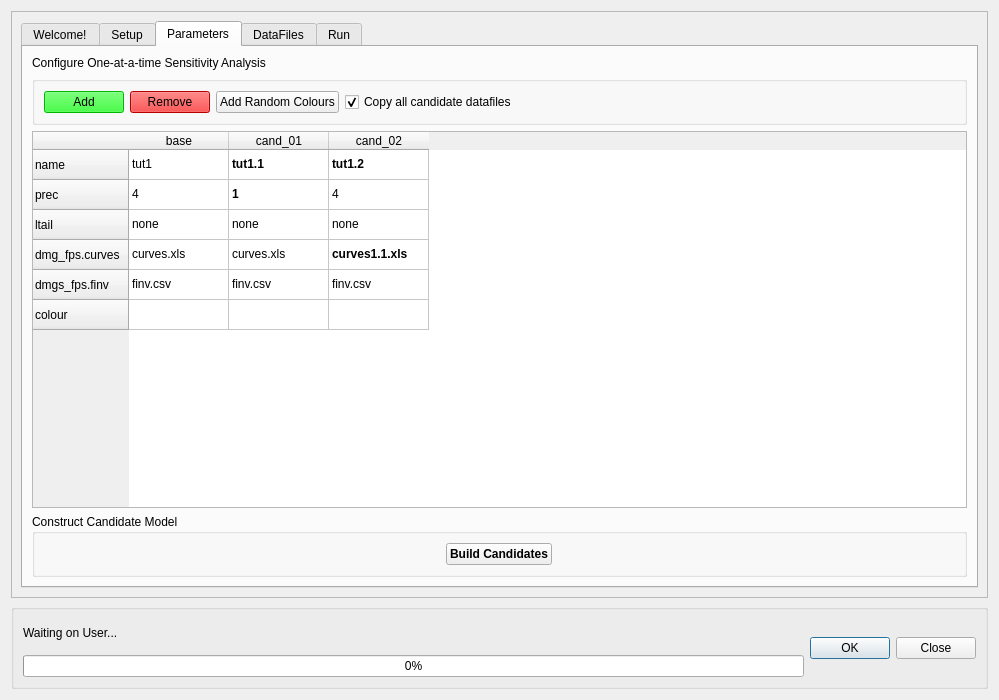
First picture: the form in canflood/sensi/sensi.ui, repository NRCan/CanFlood, before the edit.
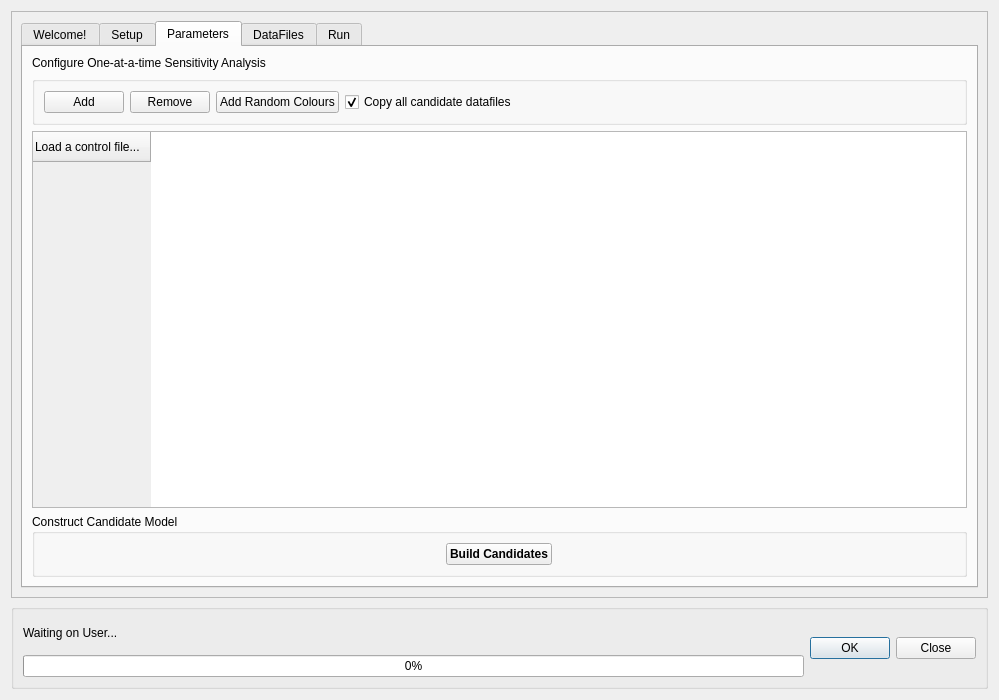
Second picture: the form after the edit. The open tabs and pages were chosen to show the change. Icons and pictures are not drawn.

The edit to the form file:
```diff
--- a/canflood/sensi/sensi.ui
+++ b/canflood/sensi/sensi.ui
@@ -581,421 +581,6 @@
              <layout class="QHBoxLayout" name="horizontalLayout_6">
               <item>
                <widget class="QPushButton" name="pushButton_P_addCand">
-                <property name="palette">
-                 <palette>
-                  <active>
-                   <colorrole role="WindowText">
-                    <brush brushstyle="SolidPattern">
-                     <color alpha="255">
-                      <red>0</red>
-                      <green>0</green>
-                      <blue>0</blue>
-                     </color>
-                    </brush>
-                   </colorrole>
-                   <colorrole role="Button">
-                    <brush brushstyle="SolidPattern">
-                     <color alpha="255">
-                      <red>0</red>
-                      <green>255</green>
-                      <blue>0</blue>
-                     </color>
-                    </brush>
-                   </colorrole>
-                   <colorrole role="Light">
-                    <brush brushstyle="SolidPattern">
-                     <color alpha="255">
-                      <red>127</red>
-                      <green>255</green>
-                      <blue>127</blue>
-                     </color>
-                    </brush>
-                   </colorrole>
-                   <colorrole role="Midlight">
-                    <brush brushstyle="SolidPattern">
-                     <color alpha="255">
-                      <red>63</red>
-                      <green>255</green>
-                      <blue>63</blue>
-                     </color>
-                    </brush>
-                   </colorrole>
-                   <colorrole role="Dark">
-                    <brush brushstyle="SolidPattern">
-                     <color alpha="255">
-                      <red>0</red>
-                      <green>127</green>
-                      <blue>0</blue>
-                     </color>
-                    </brush>
-                   </colorrole>
-                   <colorrole role="Mid">
-                    <brush brushstyle="SolidPattern">
-                     <color alpha="255">
-                      <red>0</red>
-                      <green>170</green>
-                      <blue>0</blue>
-                     </color>
-                    </brush>
-                   </colorrole>
-                   <colorrole role="Text">
-                    <brush brushstyle="SolidPattern">
-                     <color alpha="255">
-                      <red>0</red>
-                      <green>0</green>
-                      <blue>0</blue>
-                     </color>
-                    </brush>
-                   </colorrole>
-                   <colorrole role="BrightText">
-                    <brush brushstyle="SolidPattern">
-                     <color alpha="255">
-                      <red>255</red>
-                      <green>255</green>
-                      <blue>255</blue>
-                     </color>
-                    </brush>
-                   </colorrole>
-                   <colorrole role="ButtonText">
-                    <brush brushstyle="SolidPattern">
-                     <color alpha="255">
-                      <red>0</red>
-                      <green>0</green>
-                      <blue>0</blue>
-                     </color>
-                    </brush>
-                   </colorrole>
-                   <colorrole role="Base">
-                    <brush brushstyle="SolidPattern">
-                     <color alpha="255">
-                      <red>255</red>
-                      <green>255</green>
-                      <blue>255</blue>
-                     </color>
-                    </brush>
-                   </colorrole>
-                   <colorrole role="Window">
-                    <brush brushstyle="SolidPattern">
-                     <color alpha="255">
-                      <red>0</red>
-                      <green>255</green>
-                      <blue>0</blue>
-                     </color>
-                    </brush>
-                   </colorrole>
-                   <colorrole role="Shadow">
-                    <brush brushstyle="SolidPattern">
-                     <color alpha="255">
-                      <red>0</red>
-                      <green>0</green>
-                      <blue>0</blue>
-                     </color>
-                    </brush>
-                   </colorrole>
-                   <colorrole role="AlternateBase">
-                    <brush brushstyle="SolidPattern">
-                     <color alpha="255">
-                      <red>127</red>
-                      <green>255</green>
-                      <blue>127</blue>
-                     </color>
-                    </brush>
-                   </colorrole>
-                   <colorrole role="ToolTipBase">
-                    <brush brushstyle="SolidPattern">
-                     <color alpha="255">
-                      <red>255</red>
-                      <green>255</green>
-                      <blue>220</blue>
-                     </color>
-                    </brush>
-                   </colorrole>
-                   <colorrole role="ToolTipText">
-                    <brush brushstyle="SolidPattern">
-                     <color alpha="255">
-                      <red>0</red>
-                      <green>0</green>
-                      <blue>0</blue>
-                     </color>
-                    </brush>
-                   </colorrole>
-                  </active>
-                  <inactive>
-                   <colorrole role="WindowText">
-                    <brush brushstyle="SolidPattern">
-                     <color alpha="255">
-                      <red>0</red>
-                      <green>0</green>
-                      <blue>0</blue>
-                     </color>
-                    </brush>
-                   </colorrole>
-                   <colorrole role="Button">
-                    <brush brushstyle="SolidPattern">
-                     <color alpha="255">
-                      <red>0</red>
-                      <green>255</green>
-                      <blue>0</blue>
-                     </color>
-                    </brush>
-                   </colorrole>
-                   <colorrole role="Light">
-                    <brush brushstyle="SolidPattern">
-                     <color alpha="255">
-                      <red>127</red>
-                      <green>255</green>
-                      <blue>127</blue>
-                     </color>
-                    </brush>
-                   </colorrole>
-                   <colorrole role="Midlight">
-                    <brush brushstyle="SolidPattern">
-                     <color alpha="255">
-                      <red>63</red>
-                      <green>255</green>
-                      <blue>63</blue>
-                     </color>
-                    </brush>
-                   </colorrole>
-                   <colorrole role="Dark">
-                    <brush brushstyle="SolidPattern">
-                     <color alpha="255">
-                      <red>0</red>
-                      <green>127</green>
-                      <blue>0</blue>
-                     </color>
-                    </brush>
-                   </colorrole>
-                   <colorrole role="Mid">
-                    <brush brushstyle="SolidPattern">
-                     <color alpha="255">
-                      <red>0</red>
-                      <green>170</green>
-                      <blue>0</blue>
-                     </color>
-                    </brush>
-                   </colorrole>
-                   <colorrole role="Text">
-                    <brush brushstyle="SolidPattern">
-                     <color alpha="255">
-                      <red>0</red>
-                      <green>0</green>
-                      <blue>0</blue>
-                     </color>
-                    </brush>
-                   </colorrole>
-                   <colorrole role="BrightText">
-                    <brush brushstyle="SolidPattern">
-                     <color alpha="255">
-                      <red>255</red>
-                      <green>255</green>
-                      <blue>255</blue>
-                     </color>
-                    </brush>
-                   </colorrole>
-                   <colorrole role="ButtonText">
-                    <brush brushstyle="SolidPattern">
-                     <color alpha="255">
-                      <red>0</red>
-                      <green>0</green>
-                      <blue>0</blue>
-                     </color>
-                    </brush>
-                   </colorrole>
-                   <colorrole role="Base">
-                    <brush brushstyle="SolidPattern">
-                     <color alpha="255">
-                      <red>255</red>
-                      <green>255</green>
-                      <blue>255</blue>
-                     </color>
-                    </brush>
-                   </colorrole>
-                   <colorrole role="Window">
-                    <brush brushstyle="SolidPattern">
-                     <color alpha="255">
-                      <red>0</red>
-                      <green>255</green>
-                      <blue>0</blue>
-                     </color>
-                    </brush>
-                   </colorrole>
-                   <colorrole role="Shadow">
-                    <brush brushstyle="SolidPattern">
-                     <color alpha="255">
-                      <red>0</red>
-                      <green>0</green>
-                      <blue>0</blue>
-                     </color>
-                    </brush>
-                   </colorrole>
-                   <colorrole role="AlternateBase">
-                    <brush brushstyle="SolidPattern">
-                     <color alpha="255">
-                      <red>127</red>
-                      <green>255</green>
-                      <blue>127</blue>
-                     </color>
-                    </brush>
-                   </colorrole>
-                   <colorrole role="ToolTipBase">
-                    <brush brushstyle="SolidPattern">
-                     <color alpha="255">
-                      <red>255</red>
-                      <green>255</green>
-                      <blue>220</blue>
-                     </color>
-                    </brush>
-                   </colorrole>
-                   <colorrole role="ToolTipText">
-                    <brush brushstyle="SolidPattern">
-                     <color alpha="255">
-                      <red>0</red>
-                      <green>0</green>
-                      <blue>0</blue>
-                     </color>
-                    </brush>
-                   </colorrole>
-                  </inactive>
-                  <disabled>
-                   <colorrole role="WindowText">
-                    <brush brushstyle="SolidPattern">
-                     <color alpha="255">
-                      <red>0</red>
-                      <green>127</green>
-                      <blue>0</blue>
-                     </color>
-                    </brush>
-                   </colorrole>
-                   <colorrole role="Button">
-                    <brush brushstyle="SolidPattern">
-                     <color alpha="255">
-                      <red>0</red>
-                      <green>255</green>
-                      <blue>0</blue>
-                     </color>
-                    </brush>
-                   </colorrole>
-                   <colorrole role="Light">
-                    <brush brushstyle="SolidPattern">
-                     <color alpha="255">
-                      <red>127</red>
-                      <green>255</green>
-                      <blue>127</blue>
-                     </color>
-                    </brush>
-                   </colorrole>
-                   <colorrole role="Midlight">
-                    <brush brushstyle="SolidPattern">
-                     <color alpha="255">
-                      <red>63</red>
-                      <green>255</green>
-                      <blue>63</blue>
-                     </color>
-                    </brush>
-                   </colorrole>
-                   <colorrole role="Dark">
-                    <brush brushstyle="SolidPattern">
-                     <color alpha="255">
-                      <red>0</red>
-                      <green>127</green>
-                      <blue>0</blue>
-                     </color>
-                    </brush>
-                   </colorrole>
-                   <colorrole role="Mid">
-                    <brush brushstyle="SolidPattern">
-                     <color alpha="255">
-                      <red>0</red>
-                      <green>170</green>
-                      <blue>0</blue>
-                     </color>
-                    </brush>
-                   </colorrole>
-                   <colorrole role="Text">
-                    <brush brushstyle="SolidPattern">
-                     <color alpha="255">
-                      <red>0</red>
-                      <green>127</green>
-                      <blue>0</blue>
-                     </color>
-                    </brush>
-                   </colorrole>
-                   <colorrole role="BrightText">
-                    <brush brushstyle="SolidPattern">
-                     <color alpha="255">
-                      <red>255</red>
-                      <green>255</green>
-                      <blue>255</blue>
-                     </color>
-                    </brush>
-                   </colorrole>
-                   <colorrole role="ButtonText">
-                    <brush brushstyle="SolidPattern">
-                     <color alpha="255">
-                      <red>0</red>
-                      <green>127</green>
-                      <blue>0</blue>
-                     </color>
-                    </brush>
-                   </colorrole>
-                   <colorrole role="Base">
-                    <brush brushstyle="SolidPattern">
-                     <color alpha="255">
-                      <red>0</red>
-                      <green>255</green>
-                      <blue>0</blue>
-                     </color>
-                    </brush>
-                   </colorrole>
-                   <colorrole role="Window">
-                    <brush brushstyle="SolidPattern">
-                     <color alpha="255">
-                      <red>0</red>
-                      <green>255</green>
-                      <blue>0</blue>
-                     </color>
-                    </brush>
-                   </colorrole>
-                   <colorrole role="Shadow">
-                    <brush brushstyle="SolidPattern">
-                     <color alpha="255">
-                      <red>0</red>
-                      <green>0</green>
-                      <blue>0</blue>
-                     </color>
-                    </brush>
-                   </colorrole>
-                   <colorrole role="AlternateBase">
-                    <brush brushstyle="SolidPattern">
-                     <color alpha="255">
-                      <red>0</red>
-                      <green>255</green>
-                      <blue>0</blue>
-                     </color>
-                    </brush>
-                   </colorrole>
-                   <colorrole role="ToolTipBase">
-                    <brush brushstyle="SolidPattern">
-                     <color alpha="255">
-                      <red>255</red>
-                      <green>255</green>
-                      <blue>220</blue>
-                     </color>
-                    </brush>
-                   </colorrole>
-                   <colorrole role="ToolTipText">
-                    <brush brushstyle="SolidPattern">
-                     <color alpha="255">
-                      <red>0</red>
-                      <green>0</green>
-                      <blue>0</blue>
-                     </color>
-                    </brush>
-                   </colorrole>
-                  </disabled>
-                 </palette>
-                </property>
                 <property name="text">
                  <string>Add</string>
                 </property>
@@ -1008,421 +593,6 @@
               </item>
               <item>
                <widget class="QPushButton" name="pushButton_5">
-                <property name="palette">
-                 <palette>
-                  <active>
-                   <colorrole role="WindowText">
-                    <brush brushstyle="SolidPattern">
-                     <color alpha="255">
-                      <red>0</red>
-                      <green>0</green>
-                      <blue>0</blue>
-                     </color>
-                    </brush>
-                   </colorrole>
-                   <colorrole role="Button">
-                    <brush brushstyle="SolidPattern">
-                     <color alpha="255">
-                      <red>255</red>
-                      <green>0</green>
-                      <blue>0</blue>
-                     </color>
-                    </brush>
-                   </colorrole>
-                   <colorrole role="Light">
-                    <brush brushstyle="SolidPattern">
-                     <color alpha="255">
-                      <red>255</red>
-                      <green>127</green>
-                      <blue>127</blue>
-                     </color>
-                    </brush>
-                   </colorrole>
-                   <colorrole role="Midlight">
-                    <brush brushstyle="SolidPattern">
-                     <color alpha="255">
-                      <red>255</red>
-                      <green>63</green>
-                      <blue>63</blue>
-                     </color>
-                    </brush>
-                   </colorrole>
-                   <colorrole role="Dark">
-                    <brush brushstyle="SolidPattern">
-                     <color alpha="255">
-                      <red>127</red>
-                      <green>0</green>
-                      <blue>0</blue>
-                     </color>
-                    </brush>
-                   </colorrole>
-                   <colorrole role="Mid">
-                    <brush brushstyle="SolidPattern">
-                     <color alpha="255">
-                      <red>170</red>
-                      <green>0</green>
-                      <blue>0</blue>
-                     </color>
-                    </brush>
-                   </colorrole>
-                   <colorrole role="Text">
-                    <brush brushstyle="SolidPattern">
-                     <color alpha="255">
-                      <red>0</red>
-                      <green>0</green>
-                      <blue>0</blue>
-                     </color>
-                    </brush>
-                   </colorrole>
-                   <colorrole role="BrightText">
-                    <brush brushstyle="SolidPattern">
-                     <color alpha="255">
-                      <red>255</red>
-                      <green>255</green>
-                      <blue>255</blue>
-                     </color>
-                    </brush>
-                   </colorrole>
-                   <colorrole role="ButtonText">
-                    <brush brushstyle="SolidPattern">
-                     <color alpha="255">
-                      <red>0</red>
-                      <green>0</green>
-                      <blue>0</blue>
-                     </color>
-                    </brush>
-                   </colorrole>
-                   <colorrole role="Base">
-                    <brush brushstyle="SolidPattern">
-                     <color alpha="255">
-                      <red>255</red>
-                      <green>255</green>
-                      <blue>255</blue>
-                     </color>
-                    </brush>
-                   </colorrole>
-                   <colorrole role="Window">
-                    <brush brushstyle="SolidPattern">
-                     <color alpha="255">
-                      <red>255</red>
-                      <green>0</green>
-                      <blue>0</blue>
-                     </color>
-                    </brush>
-                   </colorrole>
-                   <colorrole role="Shadow">
-                    <brush brushstyle="SolidPattern">
-                     <color alpha="255">
-                      <red>0</red>
-                      <green>0</green>
-                      <blue>0</blue>
-                     </color>
-                    </brush>
-                   </colorrole>
-                   <colorrole role="AlternateBase">
-                    <brush brushstyle="SolidPattern">
-                     <color alpha="255">
-                      <red>255</red>
-                      <green>127</green>
-                      <blue>127</blue>
-                     </color>
-                    </brush>
-                   </colorrole>
-                   <colorrole role="ToolTipBase">
-                    <brush brushstyle="SolidPattern">
-                     <color alpha="255">
-                      <red>255</red>
-                      <green>255</green>
-                      <blue>220</blue>
-                     </color>
-                    </brush>
-                   </colorrole>
-                   <colorrole role="ToolTipText">
-                    <brush brushstyle="SolidPattern">
-                     <color alpha="255">
-                      <red>0</red>
-                      <green>0</green>
-                      <blue>0</blue>
-                     </color>
-                    </brush>
-                   </colorrole>
-                  </active>
-                  <inactive>
-                   <colorrole role="WindowText">
-                    <brush brushstyle="SolidPattern">
-                     <color alpha="255">
-                      <red>0</red>
-                      <green>0</green>
-                      <blue>0</blue>
-                     </color>
-                    </brush>
-                   </colorrole>
-                   <colorrole role="Button">
-                    <brush brushstyle="SolidPattern">
-                     <color alpha="255">
-                      <red>255</red>
-                      <green>0</green>
-                      <blue>0</blue>
-                     </color>
-                    </brush>
-                   </colorrole>
-                   <colorrole role="Light">
-                    <brush brushstyle="SolidPattern">
-                     <color alpha="255">
-                      <red>255</red>
-                      <green>127</green>
-                      <blue>127</blue>
-                     </color>
-                    </brush>
-                   </colorrole>
-                   <colorrole role="Midlight">
-                    <brush brushstyle="SolidPattern">
-                     <color alpha="255">
-                      <red>255</red>
-                      <green>63</green>
-                      <blue>63</blue>
-                     </color>
-                    </brush>
-                   </colorrole>
-                   <colorrole role="Dark">
-                    <brush brushstyle="SolidPattern">
-                     <color alpha="255">
-                      <red>127</red>
-                      <green>0</green>
-                      <blue>0</blue>
-                     </color>
-                    </brush>
-                   </colorrole>
-                   <colorrole role="Mid">
-                    <brush brushstyle="SolidPattern">
-                     <color alpha="255">
-                      <red>170</red>
-                      <green>0</green>
-                      <blue>0</blue>
-                     </color>
-                    </brush>
-                   </colorrole>
-                   <colorrole role="Text">
-                    <brush brushstyle="SolidPattern">
-                     <color alpha="255">
-                      <red>0</red>
-                      <green>0</green>
-                      <blue>0</blue>
-                     </color>
-                    </brush>
-                   </colorrole>
-                   <colorrole role="BrightText">
-                    <brush brushstyle="SolidPattern">
-                     <color alpha="255">
-                      <red>255</red>
-                      <green>255</green>
-                      <blue>255</blue>
-                     </color>
-                    </brush>
-                   </colorrole>
-                   <colorrole role="ButtonText">
-                    <brush brushstyle="SolidPattern">
-                     <color alpha="255">
-                      <red>0</red>
-                      <green>0</green>
-                      <blue>0</blue>
-                     </color>
-                    </brush>
-                   </colorrole>
-                   <colorrole role="Base">
-                    <brush brushstyle="SolidPattern">
-                     <color alpha="255">
-                      <red>255</red>
-                      <green>255</green>
-                      <blue>255</blue>
-                     </color>
-                    </brush>
-                   </colorrole>
-                   <colorrole role="Window">
-                    <brush brushstyle="SolidPattern">
-                     <color alpha="255">
-                      <red>255</red>
-                      <green>0</green>
-                      <blue>0</blue>
-                     </color>
-                    </brush>
-                   </colorrole>
-                   <colorrole role="Shadow">
-                    <brush brushstyle="SolidPattern">
-                     <color alpha="255">
-                      <red>0</red>
-                      <green>0</green>
-                      <blue>0</blue>
-                     </color>
-                    </brush>
-                   </colorrole>
-                   <colorrole role="AlternateBase">
-                    <brush brushstyle="SolidPattern">
-                     <color alpha="255">
-                      <red>255</red>
-                      <green>127</green>
-                      <blue>127</blue>
-                     </color>
-                    </brush>
-                   </colorrole>
-                   <colorrole role="ToolTipBase">
-                    <brush brushstyle="SolidPattern">
-                     <color alpha="255">
-                      <red>255</red>
-                      <green>255</green>
-                      <blue>220</blue>
-                     </color>
-                    </brush>
-                   </colorrole>
-                   <colorrole role="ToolTipText">
-                    <brush brushstyle="SolidPattern">
-                     <color alpha="255">
-                      <red>0</red>
-                      <green>0</green>
-                      <blue>0</blue>
-                     </color>
-                    </brush>
-                   </colorrole>
-                  </inactive>
-                  <disabled>
-                   <colorrole role="WindowText">
-                    <brush brushstyle="SolidPattern">
-                     <color alpha="255">
-                      <red>127</red>
-                      <green>0</green>
-                      <blue>0</blue>
-                     </color>
-                    </brush>
-                   </colorrole>
-                   <colorrole role="Button">
-                    <brush brushstyle="SolidPattern">
-                     <color alpha="255">
-                      <red>255</red>
-                      <green>0</green>
-                      <blue>0</blue>
-                     </color>
-                    </brush>
-                   </colorrole>
-                   <colorrole role="Light">
-                    <brush brushstyle="SolidPattern">
-                     <color alpha="255">
-                      <red>255</red>
-                      <green>127</green>
-                      <blue>127</blue>
-                     </color>
-                    </brush>
-                   </colorrole>
-                   <colorrole role="Midlight">
-                    <brush brushstyle="SolidPattern">
-                     <color alpha="255">
-                      <red>255</red>
-                      <green>63</green>
-                      <blue>63</blue>
-                     </color>
-                    </brush>
-                   </colorrole>
-                   <colorrole role="Dark">
-                    <brush brushstyle="SolidPattern">
-                     <color alpha="255">
-                      <red>127</red>
-                      <green>0</green>
-                      <blue>0</blue>
-                     </color>
-                    </brush>
-                   </colorrole>
-                   <colorrole role="Mid">
-                    <brush brushstyle="SolidPattern">
-                     <color alpha="255">
-                      <red>170</red>
-                      <green>0</green>
-                      <blue>0</blue>
-                     </color>
-                    </brush>
-                   </colorrole>
-                   <colorrole role="Text">
-                    <brush brushstyle="SolidPattern">
-                     <color alpha="255">
-                      <red>127</red>
-                      <green>0</green>
-                      <blue>0</blue>
-                     </color>
-                    </brush>
-                   </colorrole>
-                   <colorrole role="BrightText">
-                    <brush brushstyle="SolidPattern">
-                     <color alpha="255">
-                      <red>255</red>
-                      <green>255</green>
-                      <blue>255</blue>
-                     </color>
-                    </brush>
-                   </colorrole>
-                   <colorrole role="ButtonText">
-                    <brush brushstyle="SolidPattern">
-                     <color alpha="255">
-                      <red>127</red>
-                      <green>0</green>
-                      <blue>0</blue>
-                     </color>
-                    </brush>
-                   </colorrole>
-                   <colorrole role="Base">
-                    <brush brushstyle="SolidPattern">
-                     <color alpha="255">
-                      <red>255</red>
-                      <green>0</green>
-                      <blue>0</blue>
-                     </color>
-                    </brush>
-                   </colorrole>
-                   <colorrole role="Window">
-                    <brush brushstyle="SolidPattern">
-                     <color alpha="255">
-                      <red>255</red>
-                      <green>0</green>
-                      <blue>0</blue>
-                     </color>
-                    </brush>
-                   </colorrole>
-                   <colorrole role="Shadow">
-                    <brush brushstyle="SolidPattern">
-                     <color alpha="255">
-                      <red>0</red>
-                      <green>0</green>
-                      <blue>0</blue>
-                     </color>
-                    </brush>
-                   </colorrole>
-                   <colorrole role="AlternateBase">
-                    <brush brushstyle="SolidPattern">
-                     <color alpha="255">
-                      <red>255</red>
-                      <green>0</green>
-                      <blue>0</blue>
-                     </color>
-                    </brush>
-                   </colorrole>
-                   <colorrole role="ToolTipBase">
-                    <brush brushstyle="SolidPattern">
-                     <color alpha="255">
-                      <red>255</red>
-                      <green>255</green>
-                      <blue>220</blue>
-                     </color>
-                    </brush>
-                   </colorrole>
-                   <colorrole role="ToolTipText">
-                    <brush brushstyle="SolidPattern">
-                     <color alpha="255">
-                      <red>0</red>
-                      <green>0</green>
-                      <blue>0</blue>
-                     </color>
-                    </brush>
-                   </colorrole>
-                  </disabled>
-                 </palette>
-                </property>
                 <property name="text">
                  <string>Remove</string>
                 </property>
@@ -1470,148 +640,9 @@
             <widget class="QTableWidget" name="tableWidget_P">
              <row>
               <property name="text">
-               <string>name</string>
+               <string>Load a control file...</string>
               </property>
              </row>
-             <row>
-              <property name="text">
-               <string>prec</string>
-              </property>
-             </row>
-             <row>
-              <property name="text">
-               <string>ltail</string>
-              </property>
-             </row>
-             <row>
-              <property name="text">
-               <string>dmg_fps.curves</string>
-              </property>
-             </row>
-             <row>
-              <property name="text">
-               <string>dmgs_fps.finv</string>
-              </property>
-             </row>
-             <row>
-              <property name="text">
-               <string>colour</string>
-              </property>
-             </row>
-             <column>
-              <property name="text">
-               <string>base</string>
-              </property>
-             </column>
-             <column>
-              <property name="text">
-               <string>cand_01</string>
-              </property>
-             </column>
-             <column>
-              <property name="text">
-               <string>cand_02</string>
-              </property>
-             </column>
-             <item row="0" column="0">
-              <property name="text">
-               <string>tut1</string>
-              </property>
-             </item>
-             <item row="0" column="1">
-              <property name="text">
-               <string>tut1.1</string>
-              </property>
-              <property name="font">
-               <font>
-                <weight>75</weight>
-                <bold>true</bold>
-               </font>
-              </property>
-             </item>
-             <item row="0" column="2">
-              <property name="text">
-               <string>tut1.2</string>
-              </property>
-              <property name="font">
-               <font>
-                <weight>75</weight>
-                <bold>true</bold>
-               </font>
-              </property>
-             </item>
-             <item row="1" column="0">
-              <property name="text">
-               <string>4</string>
-              </property>
-             </item>
-             <item row="1" column="1">
-              <property name="text">
-               <string>1</string>
-              </property>
-              <property name="font">
-               <font>
-                <weight>75</weight>
-                <bold>true</bold>
-               </font>
-              </property>
-             </item>
-             <item row="1" column="2">
-              <property name="text">
-               <string>4</string>
-              </property>
-             </item>
-             <item row="2" column="0">
-              <property name="text">
-               <string>none</string>
-              </property>
-             </item>
-             <item row="2" column="1">
-              <property name="text">
-               <string>none</string>
-              </property>
-             </item>
-             <item row="2" column="2">
-              <property name="text">
-               <string>none</string>
-              </property>
-             </item>
-             <item row="3" column="0">
-              <property name="text">
-               <string>curves.xls</string>
-              </property>
-             </item>
-             <item row="3" column="1">
-              <property name="text">
-               <string>curves.xls</string>
-              </property>
-             </item>
-             <item row="3" column="2">
-              <property name="text">
-               <string>curves1.1.xls</string>
-              </property>
-              <property name="font">
-               <font>
-                <weight>75</weight>
-                <bold>true</bold>
-               </font>
-              </property>
-             </item>
-             <item row="4" column="0">
-              <property name="text">
-               <string>finv.csv</string>
-              </property>
-             </item>
-             <item row="4" column="1">
-              <property name="text">
-               <string>finv.csv</string>
-              </property>
-             </item>
-             <item row="4" column="2">
-              <property name="text">
-               <string>finv.csv</string>
-              </property>
-             </item>
             </widget>
            </item>
            <item>
```
Left out of the diff: 9 changed lines with no effect on the pictures.
